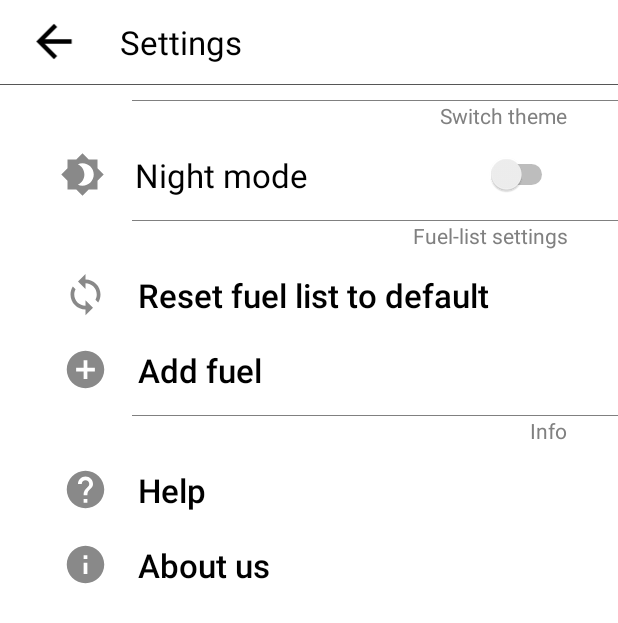
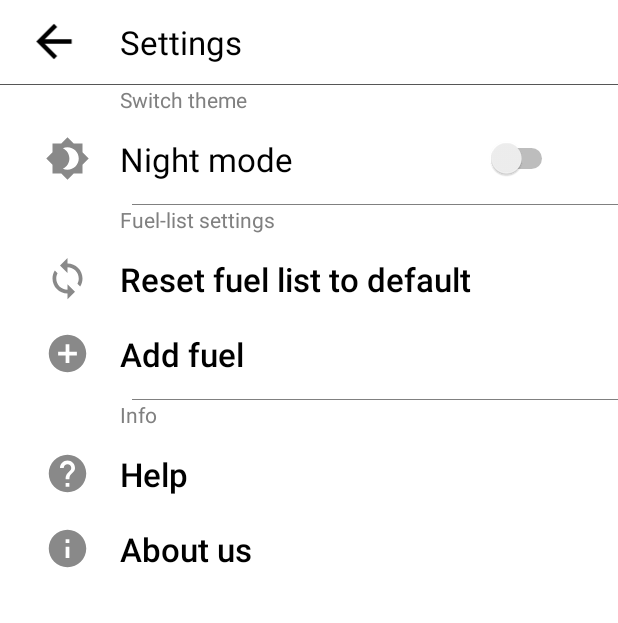
Before and after one commit to CyberSoftStudio/FuelCalc, an Android app: the SettingsActivity screen opened directly, with no data from a screen before it, on a phone screen of 412 x 824 dp. Shown: the top 623 px of the screen. Run offline under Robolectric (Android 15) with nearby library versions, the phone set to English and light mode, and no system bars; libraries missing offline, so code that uses them is left out: io.realm; 3 statements that could not run were skipped.

Commit message:
Grouping settings

```diff
--- a/app/src/main/res/layout/settings_activity.xml
+++ b/app/src/main/res/layout/settings_activity.xml
@@ -43,27 +43,23 @@
         android:layout_height="0.7dp"
         android:background="@drawable/actionbar__underline" />
 
-    <include
-        android:id="@+id/notebar"
-        layout="@layout/notebar" />
 
     <TextView
         android:id="@+id/notebarText"
         android:layout_width="match_parent"
         android:layout_height="wrap_content"
+        android:layout_gravity="left"
+        android:gravity="left"
+        android:paddingLeft="80dp"
         android:text="@string/switch_theme"
         android:textColor="@color/Gray"
-        android:textSize="14sp"
-        android:layout_gravity="right"
-        android:gravity="right"
-        android:paddingRight="34dp"
-        />
+        android:textSize="14sp" />
 
     <LinearLayout
         android:layout_width="match_parent"
         android:layout_height="40dp"
         android:layout_marginEnd="40dp"
-        android:layout_marginStart="40dp"
+        android:layout_marginStart="30dp"
         android:layout_marginTop="10dp"
         android:orientation="horizontal">
 
@@ -96,21 +92,22 @@
             android:textOn="on" />
     </LinearLayout>
 
+
+
+
     <include
         android:id="@+id/notebar"
         layout="@layout/notebar" />
-
     <TextView
         android:id="@+id/notebarText2"
         android:layout_width="match_parent"
         android:layout_height="wrap_content"
+        android:layout_gravity="left"
+        android:gravity="left"
+        android:paddingLeft="80dp"
         android:text="@string/fuel_list_settings"
         android:textColor="@color/Gray"
-        android:textSize="14sp"
-        android:layout_gravity="right"
-        android:gravity="right"
-        android:paddingRight="34dp"
-        />
+        android:textSize="14sp" />
 
     <LinearLayout
         android:layout_width="match_parent"
@@ -122,7 +119,7 @@
             android:layout_width="30dp"
             android:layout_height="30dp"
             android:layout_gravity="center_vertical"
-            android:layout_marginStart="42dp"
+            android:layout_marginStart="30dp"
             android:onClick="onClickResetDefaultBtn"
             android:src="@drawable/ic_baseline_loop_24px" />
 
@@ -140,6 +137,7 @@
             android:textSize="@dimen/textButtonSize" />
     </LinearLayout>
 
+
     <LinearLayout
         android:layout_width="match_parent"
         android:layout_height="wrap_content"
@@ -150,7 +148,7 @@
             android:layout_width="30dp"
             android:layout_height="30dp"
             android:layout_gravity="center_vertical"
-            android:layout_marginStart="42dp"
+            android:layout_marginStart="30dp"
             android:onClick="onClickAddBtn"
             android:src="@drawable/ic_baseline_add_circle_24px" />
 
@@ -167,21 +165,22 @@
             android:textSize="@dimen/textButtonSize" />
     </LinearLayout>
 
+
+
+
     <include
         android:id="@+id/notebar"
         layout="@layout/notebar" />
-
     <TextView
         android:id="@+id/notebarText3"
         android:layout_width="match_parent"
         android:layout_height="wrap_content"
+        android:layout_gravity="left"
+        android:gravity="left"
+        android:paddingLeft="80dp"
         android:text="@string/info"
         android:textColor="@color/Gray"
-        android:textSize="14sp"
-        android:layout_gravity="right"
-        android:gravity="right"
-        android:paddingRight="34dp"
-        />
+        android:textSize="14sp" />
 
     <LinearLayout
         android:layout_width="match_parent"
@@ -193,7 +192,7 @@
             android:layout_width="30dp"
             android:layout_height="30dp"
             android:layout_gravity="center_vertical"
-            android:layout_marginStart="42dp"
+            android:layout_marginStart="30dp"
             android:src="@drawable/ic_baseline_help_24px" />
 
         <Button
@@ -218,7 +217,7 @@
             android:layout_width="30dp"
             android:layout_height="30dp"
             android:layout_gravity="center_vertical"
-            android:layout_marginStart="42dp"
+            android:layout_marginStart="30dp"
             android:src="@drawable/ic_baseline_info_24px" />
 
         <Button
@@ -232,4 +231,7 @@
             android:textAllCaps="false"
             android:textSize="@dimen/textButtonSize" />
     </LinearLayout>
+
+
+
 </LinearLayout>
```
